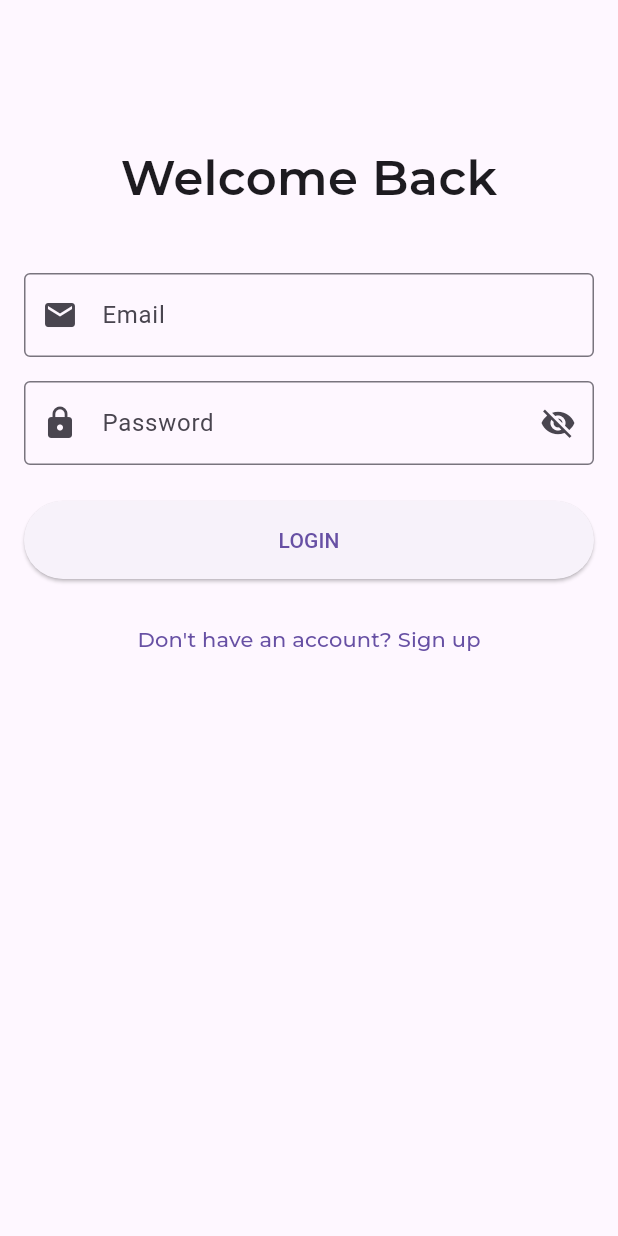
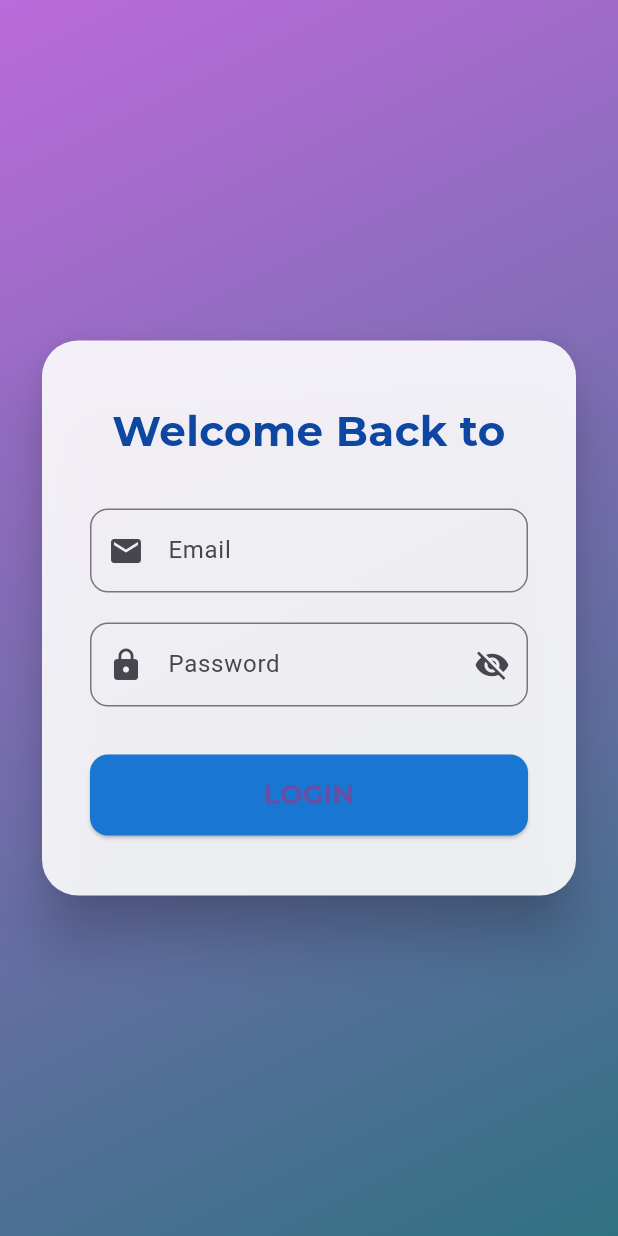
Before and after one commit to BARDAVAL-JAGADEESH/Findoc-Company-assignment-, a Flutter app: the screen it shows after launch, on a phone screen of 412 x 824 dp. Run offline on Flutter 3.47's test engine with Material 3 defaults, Android fonts, the phone set to English and light mode, and no system bars; our stand-ins replace bloc, cached_network_image, equatable, flutter_bloc, google_fonts.

Commit message:
changes fixed

```diff
--- a/lib/api/api_client.dart
+++ b/lib/api/api_client.dart
@@ -12,7 +12,7 @@ class ApiClient {
       final List<dynamic> jsonList = json.decode(response.body);
       return jsonList.map((json) => Photo.fromJson(json)).toList();
     } else {
-      throw Exception('Failed to load photos');
+      throw Exception('Failed to load images');
     }
   }
 }
--- a/lib/bloc/auth/auth_bloc.dart
+++ b/lib/bloc/auth/auth_bloc.dart
@@ -14,11 +14,9 @@ class AuthBloc extends Bloc<AuthEvent, AuthState> {
   FutureOr<void> _onLoginEvent(LoginEvent event, Emitter<AuthState> emit) async {
     emit(AuthLoading());
     try {
-      // Simulate API call delay
+
       await Future.delayed(const Duration(seconds: 1));
 
-      // In a real app, you would call your authentication API here
-      // For demo purposes, we'll just validate and pretend it's successful
       emit(AuthSuccess());
     } catch (e) {
       emit(AuthFailure(error: e.toString()));
--- a/lib/main.dart
+++ b/lib/main.dart
@@ -13,13 +13,9 @@ class MyApp extends StatelessWidget {
   @override
   Widget build(BuildContext context) {
     return MaterialApp(
-      title: 'Flutter Demo',
       debugShowCheckedModeBanner: false,
-      theme: ThemeData(
-        primarySwatch: Colors.blue,
-      ),
       home: BlocProvider(
-        create: (context) => AuthBloc(),
+        create: (_) => AuthBloc(),
         child: const LoginScreen(),
       ),
     );
--- a/lib/screens/login_screen.dart
+++ b/lib/screens/login_screen.dart
@@ -28,7 +28,19 @@ class _LoginScreenState extends State<LoginScreen> {
   @override
   Widget build(BuildContext context) {
     return Scaffold(
-      body: BlocListener<AuthBloc, AuthState>(
+      // Gradient Background
+      body: Container(
+        decoration: const BoxDecoration(
+          gradient: LinearGradient(
+            colors: [
+              Color(0xFFBB6ADB),
+              Color(0xFF307181),
+            ],
+            begin: Alignment.topLeft,
+            end: Alignment.bottomRight,
+          ),
+        ),
+        child: BlocListener<AuthBloc, AuthState>(
           listener: (context, state) {
             if (state is AuthSuccess) {
               Navigator.pushReplacement(
@@ -43,40 +55,59 @@ class _LoginScreenState extends State<LoginScreen> {
               );
             }
           },
+          child: Center(
             child: SingleChildScrollView(
-          padding: const EdgeInsets.all(16.0),
+              padding: const EdgeInsets.symmetric(vertical: 32, horizontal: 24),
+              child: ConstrainedBox(
+                constraints: const BoxConstraints(maxWidth: 400),
+                child: Card(
+                  elevation: 16,
+                  shape: RoundedRectangleBorder(
+                    borderRadius: BorderRadius.circular(24),
+                  ),
+                  color: Colors.white.withOpacity(0.9),
+                  child: Padding(
+                    padding: const EdgeInsets.symmetric(
+                        vertical: 40, horizontal: 32),
                     child: Form(
                       key: _formKey,
                       child: Column(
-              mainAxisAlignment: MainAxisAlignment.center,
+                        mainAxisSize: MainAxisSize.min,
                         crossAxisAlignment: CrossAxisAlignment.stretch,
                         children: [
-                const SizedBox(height: 80),
                           Text(
-                  'Welcome Back',
+                            'Welcome Back to',
                             style: GoogleFonts.montserrat(
-                    fontSize: 32,
-                    fontWeight: FontWeight.w600,
+                              fontSize: 28,
+                              fontWeight: FontWeight.bold,
+                              color: Colors.blue[900],
                             ),
                             textAlign: TextAlign.center,
                           ),
-                const SizedBox(height: 40),
+                          const SizedBox(height: 32),
                           TextFormField(
                             controller: _emailController,
-                  decoration: const InputDecoration(
+                            decoration: InputDecoration(
                               labelText: 'Email',
-                    border: OutlineInputBorder(),
-                    prefixIcon: Icon(Icons.email),
+                              prefixIcon: const Icon(Icons.email),
+                              border: OutlineInputBorder(
+                                borderRadius: BorderRadius.circular(12),
+                              ),
+                              focusedBorder: OutlineInputBorder(
+                                borderRadius: BorderRadius.circular(12),
+                                borderSide:
+                                BorderSide(color: Colors.blue[700]!, width: 2),
+                              ),
                             ),
                             keyboardType: TextInputType.emailAddress,
                             validator: Validators.validateEmail,
                           ),
-                const SizedBox(height: 16),
+                          const SizedBox(height: 20),
                           TextFormField(
                             controller: _passwordController,
+                            obscureText: _obscurePassword,
                             decoration: InputDecoration(
                               labelText: 'Password',
-                    border: const OutlineInputBorder(),
                               prefixIcon: const Icon(Icons.lock),
                               suffixIcon: IconButton(
                                 icon: Icon(
@@ -90,15 +121,24 @@ class _LoginScreenState extends State<LoginScreen> {
                                   });
                                 },
                               ),
+                              border: OutlineInputBorder(
+                                borderRadius: BorderRadius.circular(12),
                               ),
-                  obscureText: _obscurePassword,
+                              focusedBorder: OutlineInputBorder(
+                                borderRadius: BorderRadius.circular(12),
+                                borderSide:
+                                BorderSide(color: Colors.blue[700]!, width: 2),
+                              ),
+                            ),
                             validator: Validators.validatePassword,
                           ),
-                const SizedBox(height: 24),
+                          const SizedBox(height: 32),
                           BlocBuilder<AuthBloc, AuthState>(
                             builder: (context, state) {
                               if (state is AuthLoading) {
-                      return const Center(child: CircularProgressIndicator());
+                                return const Center(
+                                  child: CircularProgressIndicator(),
+                                );
                               }
                               return ElevatedButton(
                                 onPressed: () {
@@ -112,23 +152,27 @@ class _LoginScreenState extends State<LoginScreen> {
                                   }
                                 },
                                 style: ElevatedButton.styleFrom(
-                        padding: const EdgeInsets.symmetric(vertical: 16),
+                                  backgroundColor: Colors.blue[700],
+                                  padding:
+                                  const EdgeInsets.symmetric(vertical: 16),
+                                  shape: RoundedRectangleBorder(
+                                    borderRadius: BorderRadius.circular(12),
+                                  ),
+                                  textStyle: GoogleFonts.montserrat(
+                                    fontWeight: FontWeight.bold,
+                                    fontSize: 18,
+                                  ),
                                 ),
                                 child: const Text('LOGIN'),
                               );
                             },
                           ),
-                const SizedBox(height: 16),
-                TextButton(
-                  onPressed: () {
-                    // Navigate to signup screen (not implemented in this example)
-                  },
-                  child: Text(
-                    'Don\'t have an account? Sign up',
-                    style: GoogleFonts.montserrat(),
+                        ],
                       ),
                     ),
-              ],
+                  ),
+                ),
+              ),
             ),
           ),
         ),
```
Also changed, not shown: lib/screens/home_screen.dart (+61 -14 lines), lib/utils/validators.dart (+9 -4 lines). Lines whose indentation alone changed are shown as unchanged.
